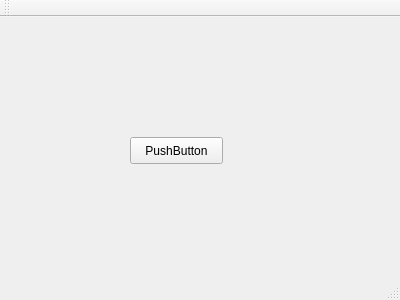
im-jon/CLL-Synergie, file Client/Client_Synergie/fenetreprincipale.ui: the form before one commit.
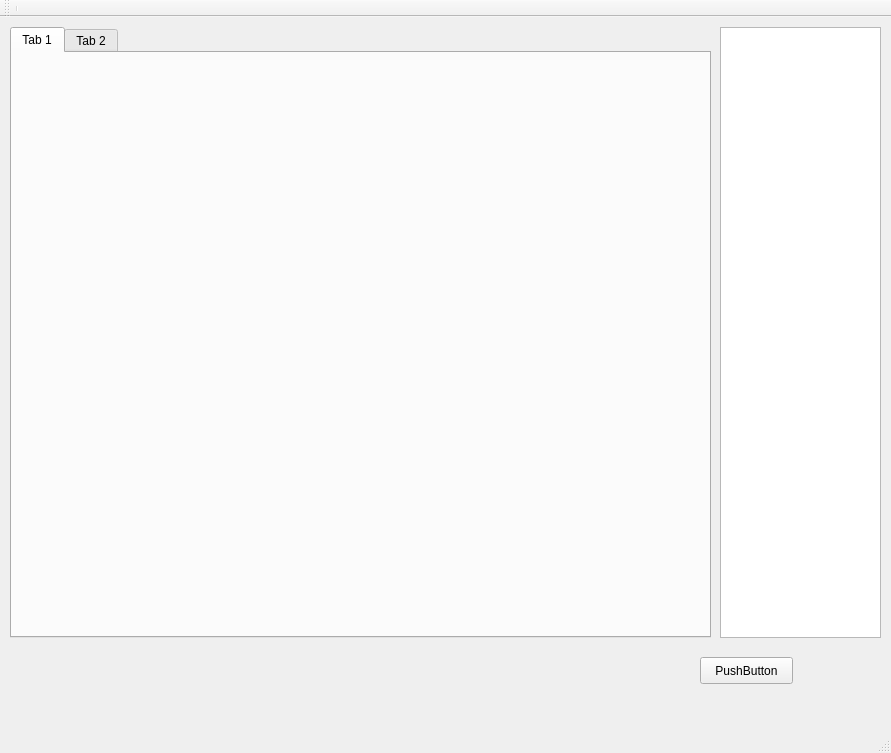
The form after the commit.

```diff
--- a/Client/Client_Synergie/fenetreprincipale.ui
+++ b/Client/Client_Synergie/fenetreprincipale.ui
@@ -6,19 +6,52 @@
    <rect>
     <x>0</x>
     <y>0</y>
-    <width>400</width>
-    <height>300</height>
+    <width>891</width>
+    <height>753</height>
    </rect>
   </property>
   <property name="windowTitle">
    <string>FenetrePrincipale</string>
   </property>
   <widget class="QWidget" name="centralWidget">
+   <widget class="QTabWidget" name="tabWidget">
+    <property name="geometry">
+     <rect>
+      <x>10</x>
+      <y>10</y>
+      <width>701</width>
+      <height>611</height>
+     </rect>
+    </property>
+    <property name="currentIndex">
+     <number>0</number>
+    </property>
+    <widget class="QWidget" name="tab">
+     <attribute name="title">
+      <string>Tab 1</string>
+     </attribute>
+    </widget>
+    <widget class="QWidget" name="tab_2">
+     <attribute name="title">
+      <string>Tab 2</string>
+     </attribute>
+    </widget>
+   </widget>
+   <widget class="QTextEdit" name="textEdit">
+    <property name="geometry">
+     <rect>
+      <x>720</x>
+      <y>10</y>
+      <width>161</width>
+      <height>611</height>
+     </rect>
+    </property>
+   </widget>
    <widget class="QPushButton" name="btnConnection">
     <property name="geometry">
      <rect>
-      <x>130</x>
-      <y>120</y>
+      <x>700</x>
+      <y>640</y>
       <width>93</width>
       <height>27</height>
      </rect>
@@ -45,6 +78,7 @@
    <attribute name="toolBarBreak">
     <bool>false</bool>
    </attribute>
+   <addaction name="separator"/>
   </widget>
   <widget class="QStatusBar" name="statusBar"/>
  </widget>
```
Left out of the diff: 4 changed lines with no effect on the pictures.
